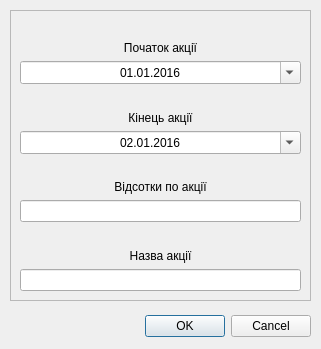
Above: dialog_actions.ui from landrew31/db_course_work before the change. Below: the same form after it.
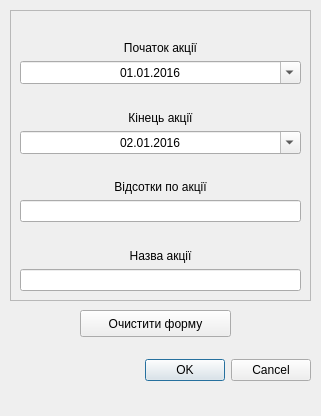
That is the form after the change.

Commit message: new actions finished

What changed in the file:
```diff
--- a/dialog_actions.ui
+++ b/dialog_actions.ui
@@ -7,7 +7,7 @@
     <x>0</x>
     <y>0</y>
     <width>321</width>
-    <height>349</height>
+    <height>416</height>
    </rect>
   </property>
   <property name="windowTitle">
@@ -16,10 +16,10 @@
   <widget class="QDialogButtonBox" name="buttonBox">
    <property name="geometry">
     <rect>
-     <x>10</x>
-     <y>310</y>
-     <width>301</width>
-     <height>32</height>
+     <x>50</x>
+     <y>350</y>
+     <width>261</width>
+     <height>41</height>
     </rect>
    </property>
    <property name="orientation">
@@ -164,6 +164,19 @@
     </layout>
    </widget>
   </widget>
+  <widget class="QPushButton" name="clear_action_form">
+   <property name="geometry">
+    <rect>
+     <x>80</x>
+     <y>310</y>
+     <width>151</width>
+     <height>27</height>
+    </rect>
+   </property>
+   <property name="text">
+    <string>Очистити форму</string>
+   </property>
+  </widget>
  </widget>
  <resources/>
  <connections>
```
Left out of the diff: 3 changed lines with no effect on the pictures. The commit also changes 9 other files.
